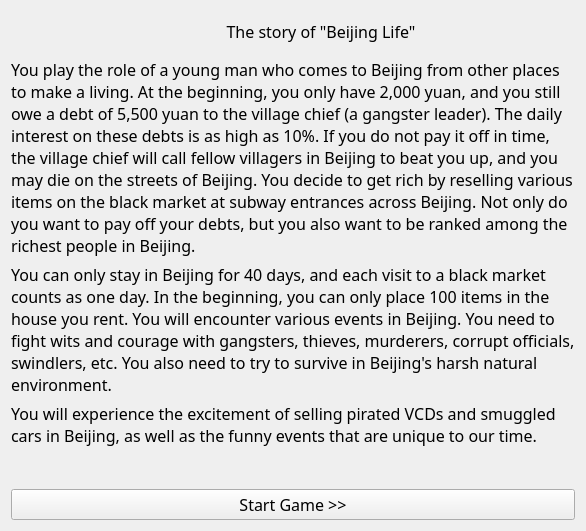
Before: the Qt Designer form form/story.ui in soda92/beijing_fushengji_rewrite, drawn with Qt 5.
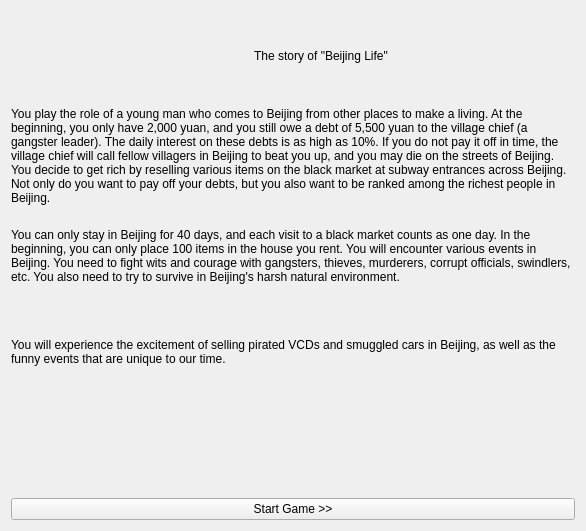
After: the same form once the commit is applied. Icons and pictures are not drawn.

Diff of the .ui file:
```diff
--- a/form/story.ui
+++ b/form/story.ui
@@ -13,11 +13,7 @@
   <property name="windowTitle">
    <string>Beijing Life</string>
   </property>
-  <property name="styleSheet">
-   <string notr="true">QLabel, QPushButton {
-	font: 12pt MiSans;
-}</string>
-  </property>
+  
   <layout class="QVBoxLayout" name="verticalLayout">
    <item>
     <widget class="QWidget" name="widget_2" native="true">
```
